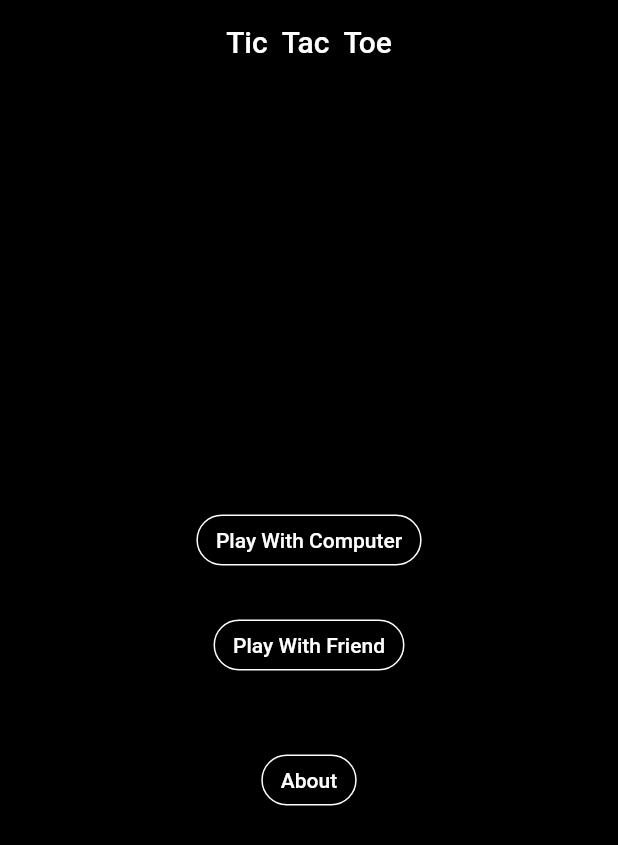
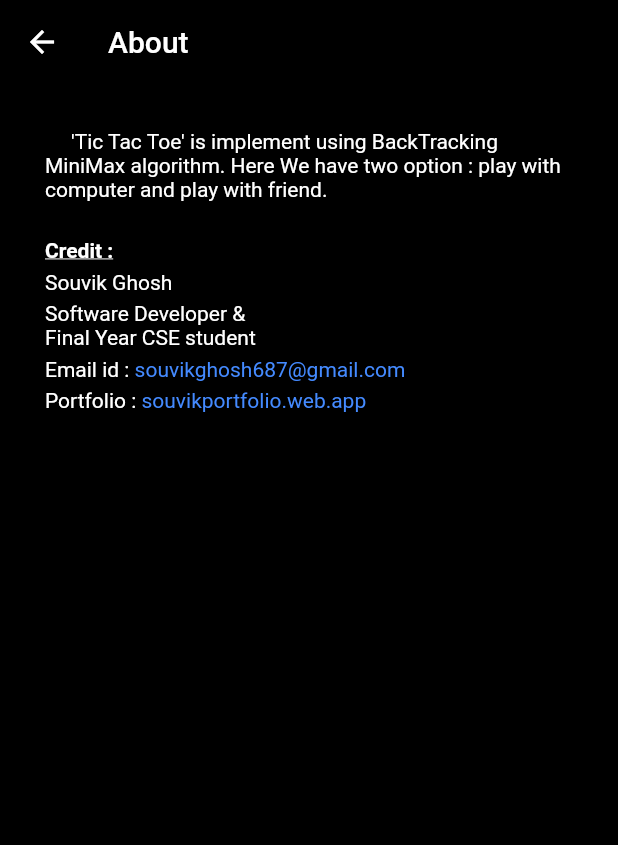
Before and after one commit to iamsouviki/tictactoe_game, a Flutter app: the screen it shows after launch, after a tap on "About", on a phone screen of 412 x 824 dp. Shown: the top 845 px of the screen. Run offline on Flutter 3.47's test engine with Material 2 defaults, Android fonts, the phone set to English and light mode, and no system bars; our stand-ins replace confetti.

Commit message:
about section add

```diff
--- a/lib/Dialog/ChooseLetter.dart
+++ b/lib/Dialog/ChooseLetter.dart
@@ -162,8 +162,6 @@ class _ChooseLetterState extends State<ChooseLetter> {
                   bot = 'X';
                 }
                 int cho = Random().nextInt(2);
-                print(cho);
-                print(groupValueToss);
                 if ((cho == 0 && groupValueToss == "Head") ||
                     (cho == 1 && groupValueToss == 'Tail')) {
                   setState(() {
--- /dev/null
+++ b/lib/screen/About.dart
@@ -0,0 +1,72 @@
+import 'package:flutter/material.dart';
+import 'package:url_launcher/url_launcher.dart';
+
+class About extends StatelessWidget {
+  const About({Key? key}) : super(key: key);
+
+  @override
+  Widget build(BuildContext context) {
+    return Scaffold(
+      appBar: AppBar(
+        backgroundColor: Colors.black,
+        shadowColor: Colors.black,
+        title: Text(
+          "About",
+          style: TextStyle(color: Colors.white),
+        ),
+      ),
+      backgroundColor: Colors.black,
+      body: Container(
+        padding: EdgeInsets.all(30),
+        child: Column(
+          children: [
+            Text(
+              "     'Tic Tac Toe' is implement using BackTracking MiniMax algorithm. Here We have two option : play with computer and play with friend.",
+              style: TextStyle(color: Colors.white),
+            ),
+            Row(
+              children: [
+                Container(
+                  margin: EdgeInsets.only(top: 25),
+                  child: Text(
+                    "Credit : ",
+                    style: TextStyle(
+                        color: Colors.white,
+                        fontWeight: FontWeight.bold,
+                        decoration: TextDecoration.underline),
+                  ),
+                ),
+              ],
+            ),
+            SizedBox(height: 5,),
+            Row(
+              children: [
+                Text("Souvik Ghosh",style: TextStyle(color: Colors.white),),
+              ],
+            ),
+            SizedBox(height: 5,),
+            Row(
+              children: [
+                FittedBox(child: Text("Software Developer & \nFinal Year CSE student",style: TextStyle(color: Colors.white),)),
+              ],
+            ),
+            SizedBox(height: 5,),
+            Row(
+              children: [
+                Text("Email id : ",style: TextStyle(color: Colors.white),),
+                GestureDetector(onTap:(){launch("mailto:souvikghosh687@gmail.com");},child: Text("souvikghosh687@gmail.com",style: TextStyle(color: Colors.blueAccent),)),
+              ],
+            ),
+            SizedBox(height: 5,),
+            Row(
+              children: [
+                Text("Portfolio : ",style: TextStyle(color: Colors.white),),
+                GestureDetector(onTap:(){launch("https://souvikportfolio.web.app/");},child: Text("souvikportfolio.web.app",style: TextStyle(color: Colors.blueAccent),)),
+              ],
+            ),
+          ],
+        ),
+      ),
+    );
+  }
+}
--- a/lib/screen/GameplayScreen.dart
+++ b/lib/screen/GameplayScreen.dart
@@ -39,11 +39,8 @@ class _GamePlayScreenState extends State<GamePlayScreen> {
     setState(() {
       gamePlayCode.playerMove(index);
     });
-    //if (gamePlayCode.checkDraw()) {
-    //}
     if (gamePlayCode.checkforWin()) {
       if (gamePlayCode.checkWhichMarkWon(widget.bot)) {
-        print('bot win');
         showDialog(
             context: context,
             builder: (context) => ResultDialog(message: "You Lose"));
@@ -54,7 +51,6 @@ class _GamePlayScreenState extends State<GamePlayScreen> {
         return;
       } else {
         if (gamePlayCode.checkWhichMarkWon(widget.player)) {
-          print('player win');
           _controllerCenter.play();
           _controllerBottomCenter.play();
           showDialog(
--- a/lib/screen/HomePage.dart
+++ b/lib/screen/HomePage.dart
@@ -1,5 +1,6 @@
 import 'package:flutter/material.dart';
 import 'package:tictactoe/Dialog/ChooseLetter.dart';
+import 'package:tictactoe/screen/About.dart';
 import 'package:tictactoe/screen/GameplayScreen.dart';
 
 class HomePage extends StatefulWidget {
@@ -67,9 +68,10 @@ class _HomePageState extends State<HomePage> {
                   ),
                 ),
                 SizedBox(height: 20,),
-                SizedBox(height: 20,),
                 TextButton(
-                  onPressed: () {},
+                  onPressed: () {
+                    Navigator.push(context, MaterialPageRoute(builder: (context)=>About()));
+                  },
                   child: Container(
                     padding: EdgeInsets.symmetric(vertical: 8,horizontal: 12),
                     decoration: BoxDecoration(
--- a/lib/screen/SplashScreen.dart
+++ b/lib/screen/SplashScreen.dart
@@ -35,13 +35,17 @@ class _SplashScreenState extends State<SplashScreen> {
               Text(
                 "Tic\nTac\nToe",
                 style: TextStyle(
-                    color: Colors.white, fontWeight: FontWeight.bold, fontSize: 40),
+                    color: Colors.white, fontWeight: FontWeight.bold, fontSize: 50),
               ),
-              Text(
-                "\n\n\n\n\nby Souvik",
-                style: TextStyle(
-                    color: Colors.white, fontWeight: FontWeight.bold, fontSize: 12),
+              Align(
+                alignment: Alignment.bottomCenter,
+                child: Text(
+                  "by Souvik",
+                  style: TextStyle(
+                      color: Colors.white, fontWeight: FontWeight.bold, fontSize: 12),
+                ),
               ),
+
             ],
           ),
         ),
--- a/pubspec.yaml
+++ b/pubspec.yaml
@@ -29,6 +29,7 @@ dependencies:
   # Use with the CupertinoIcons class for iOS style icons.
   cupertino_icons: ^1.0.2
   confetti: ^0.5.5
+  url_launcher: ^6.0.4
 
 dev_dependencies:
   flutter_test:
```
Also changed, not shown: pubspec.lock.
